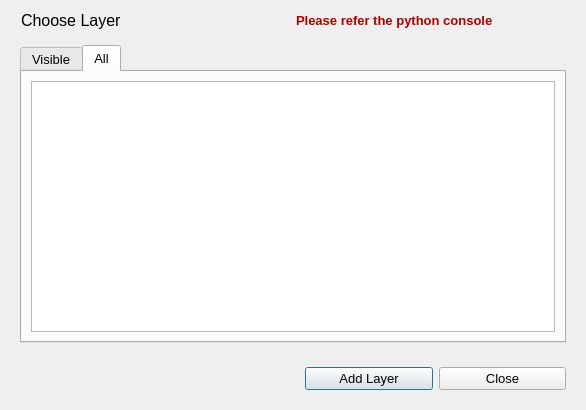
The window that FlyFotosDK/flyfotos_dialog_base.ui (JO-Informatik-ApS/FlyFotosDK4QGIS) describes before a commit, drawn with Qt 5.
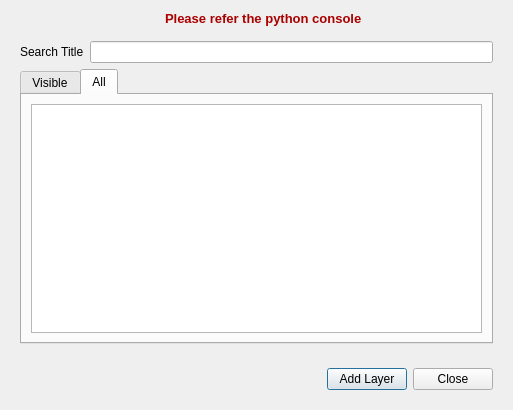
The same window after the commit.

Commit message: Layout and filter improvements, fixed token check

```diff
--- a/FlyFotosDK/flyfotos_dialog_base.ui
+++ b/FlyFotosDK/flyfotos_dialog_base.ui
@@ -6,15 +6,21 @@
    <rect>
     <x>0</x>
     <y>0</y>
-    <width>586</width>
+    <width>513</width>
     <height>410</height>
    </rect>
   </property>
+  <property name="maximumSize">
+   <size>
+    <width>16777215</width>
+    <height>16777215</height>
+   </size>
+  </property>
   <property name="windowTitle">
    <string>FlyFotosDK</string>
   </property>
   <layout class="QGridLayout" name="gridLayout_4">
-   <item row="2" column="0" colspan="2">
+   <item row="3" column="0" colspan="3">
     <widget class="QFrame" name="frameBackground">
      <property name="frameShape">
       <enum>QFrame::NoFrame</enum>
@@ -22,13 +28,13 @@
      <property name="frameShadow">
       <enum>QFrame::Plain</enum>
      </property>
-     <layout class="QVBoxLayout" name="verticalLayout_2">
-      <item>
-       <widget class="QTabWidget" name="tabWidget">
+     <layout class="QGridLayout" name="gridLayout_5">
+      <item row="1" column="0">
+       <widget class="QTabWidget" name="tab_widget">
         <property name="font">
          <font>
           <family>Arial</family>
-          <pointsize>10</pointsize>
+          <pointsize>9</pointsize>
          </font>
         </property>
         <property name="tabPosition">
@@ -156,7 +162,12 @@
           </item>
          </layout>
         </widget>
-        <widget class="QWidget" name="tabAlle">
+        <widget class="QWidget" name="tab_alle">
+         <property name="font">
+          <font>
+           <pointsize>9</pointsize>
+          </font>
+         </property>
          <property name="toolTipDuration">
           <number>-1</number>
          </property>
@@ -171,125 +182,119 @@
            <number>6</number>
           </property>
           <item row="0" column="0">
-           <widget class="QTableWidget" name="tableWidgetAlle">
+           <layout class="QVBoxLayout" name="verticalLayout_3">
+            <item>
+             <widget class="QTableView" name="table_view_all">
             <property name="minimumSize">
              <size>
-              <width>0</width>
-              <height>0</height>
-             </size>
-            </property>
-            <property name="sizeIncrement">
-             <size>
-              <width>0</width>
+                <width>350</width>
               <height>0</height>
              </size>
             </property>
             <property name="font">
              <font>
               <family>Arial</family>
-              <stylestrategy>PreferDefault</stylestrategy>
-             </font>
-            </property>
-            <property name="focusPolicy">
-             <enum>Qt::StrongFocus</enum>
-            </property>
-            <property name="contextMenuPolicy">
-             <enum>Qt::DefaultContextMenu</enum>
-            </property>
-            <property name="toolTipDuration">
-             <number>-1</number>
-            </property>
-            <property name="whatsThis">
-             <string/>
-            </property>
-            <property name="layoutDirection">
-             <enum>Qt::LeftToRight</enum>
-            </property>
-            <property name="autoFillBackground">
-             <bool>false</bool>
-            </property>
+               </font>
+              </property>
             <property name="styleSheet">
              <string notr="true">selection-background-color: rgb(0, 170, 255);</string>
             </property>
-            <property name="verticalScrollBarPolicy">
-             <enum>Qt::ScrollBarAsNeeded</enum>
-            </property>
-            <property name="horizontalScrollBarPolicy">
-             <enum>Qt::ScrollBarAsNeeded</enum>
-            </property>
-            <property name="sizeAdjustPolicy">
-             <enum>QAbstractScrollArea::AdjustToContents</enum>
-            </property>
-            <property name="autoScroll">
-             <bool>true</bool>
-            </property>
             <property name="editTriggers">
              <set>QAbstractItemView::NoEditTriggers</set>
             </property>
             <property name="dragDropOverwriteMode">
              <bool>false</bool>
             </property>
-            <property name="alternatingRowColors">
-             <bool>false</bool>
-            </property>
             <property name="selectionMode">
              <enum>QAbstractItemView::SingleSelection</enum>
             </property>
             <property name="selectionBehavior">
              <enum>QAbstractItemView::SelectRows</enum>
             </property>
-            <property name="verticalScrollMode">
-             <enum>QAbstractItemView::ScrollPerItem</enum>
-            </property>
-            <property name="showGrid">
-             <bool>true</bool>
-            </property>
-            <property name="sortingEnabled">
-             <bool>true</bool>
-            </property>
-            <attribute name="horizontalHeaderCascadingSectionResizes">
-             <bool>true</bool>
-            </attribute>
+              <property name="cornerButtonEnabled">
+               <bool>false</bool>
+              </property>
             <attribute name="horizontalHeaderDefaultSectionSize">
-             <number>0</number>
+               <number>44</number>
             </attribute>
             <attribute name="horizontalHeaderMinimumSectionSize">
-             <number>0</number>
+               <number>44</number>
             </attribute>
             <attribute name="horizontalHeaderStretchLastSection">
-             <bool>false</bool>
+               <bool>true</bool>
             </attribute>
             <attribute name="verticalHeaderVisible">
              <bool>false</bool>
             </attribute>
-            <attribute name="verticalHeaderCascadingSectionResizes">
-             <bool>false</bool>
-            </attribute>
-            <attribute name="verticalHeaderDefaultSectionSize">
-             <number>30</number>
-            </attribute>
-            <attribute name="verticalHeaderHighlightSections">
-             <bool>false</bool>
-            </attribute>
             <attribute name="verticalHeaderMinimumSectionSize">
              <number>24</number>
             </attribute>
-            <attribute name="verticalHeaderShowSortIndicator" stdset="0">
-             <bool>false</bool>
-            </attribute>
-            <attribute name="verticalHeaderStretchLastSection">
-             <bool>false</bool>
-            </attribute>
            </widget>
           </item>
          </layout>
+          </item>
+         </layout>
         </widget>
        </widget>
       </item>
-     </layout>
+      <item row="0" column="0">
+       <layout class="QGridLayout" name="gridLayout_6">
+        <item row="0" column="1">
+         <widget class="QLineEdit" name="line_edit_search_layer">
+          <property name="maximumSize">
+           <size>
+            <width>16777215</width>
+            <height>16777215</height>
+           </size>
+          </property>
+          <property name="font">
+           <font>
+            <family>Arial</family>
+            <pointsize>9</pointsize>
+           </font>
+          </property>
+         </widget>
+        </item>
+        <item row="0" column="0">
+         <widget class="QLabel" name="label_flyfotos_title">
+          <property name="maximumSize">
+           <size>
+            <width>150</width>
+            <height>16777215</height>
+           </size>
+          </property>
+          <property name="font">
+           <font>
+            <family>Arial</family>
+            <pointsize>9</pointsize>
+           </font>
+          </property>
+          <property name="layoutDirection">
+           <enum>Qt::LeftToRight</enum>
+          </property>
+          <property name="styleSheet">
+           <string notr="true"/>
+          </property>
+          <property name="text">
+           <string>Search Title</string>
+          </property>
+          <property name="textFormat">
+           <enum>Qt::PlainText</enum>
+          </property>
+          <property name="margin">
+           <number>4</number>
+          </property>
+          <property name="indent">
+           <number>0</number>
+          </property>
+         </widget>
+        </item>
+       </layout>
+      </item>
+     </layout>
     </widget>
    </item>
-   <item row="3" column="1">
+   <item row="4" column="2">
     <widget class="QFrame" name="frameButton">
      <property name="styleSheet">
       <string notr="true"/>
@@ -309,7 +314,7 @@
         <property name="font">
          <font>
           <family>Arial</family>
-          <pointsize>10</pointsize>
+          <pointsize>9</pointsize>
           <stylestrategy>PreferDefault</stylestrategy>
           <kerning>true</kerning>
          </font>
@@ -339,7 +344,7 @@
         <property name="font">
          <font>
           <family>Arial</family>
-          <pointsize>10</pointsize>
+          <pointsize>9</pointsize>
          </font>
         </property>
         <property name="text">
@@ -350,36 +355,8 @@
      </layout>
     </widget>
    </item>
-   <item row="0" column="0">
-    <widget class="QLabel" name="labelFlyfotosTitle">
-     <property name="font">
-      <font>
-       <family>Arial</family>
-       <pointsize>12</pointsize>
-      </font>
-     </property>
-     <property name="layoutDirection">
-      <enum>Qt::LeftToRight</enum>
-     </property>
-     <property name="styleSheet">
-      <string notr="true"/>
-     </property>
-     <property name="text">
-      <string>Choose Layer</string>
-     </property>
-     <property name="textFormat">
-      <enum>Qt::PlainText</enum>
-     </property>
-     <property name="margin">
-      <number>4</number>
-     </property>
-     <property name="indent">
-      <number>10</number>
-     </property>
-    </widget>
-   </item>
-   <item row="0" column="1">
-    <widget class="QLabel" name="labelErrorMessage">
+   <item row="0" column="1" colspan="2">
+    <widget class="QLabel" name="label_error_message">
      <property name="font">
       <font>
        <family>Arial</family>
```
Left out of the diff: 96 changed lines with no effect on the pictures. Lines whose indentation alone changed are shown as unchanged. The commit also changes 6 other files.
